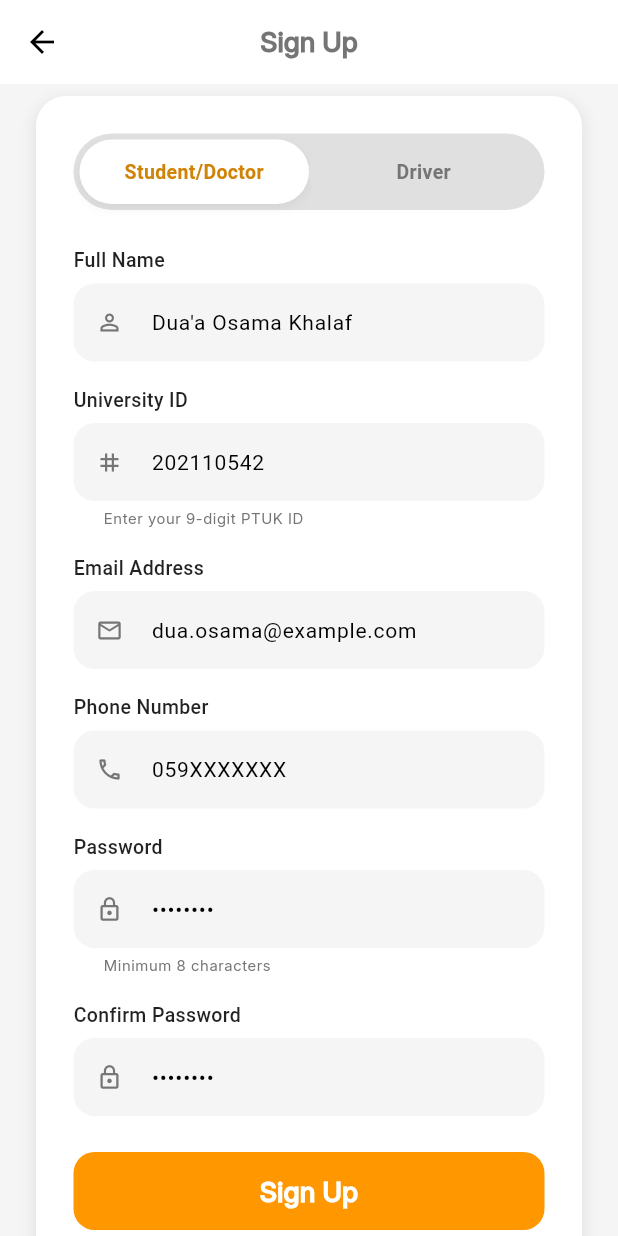
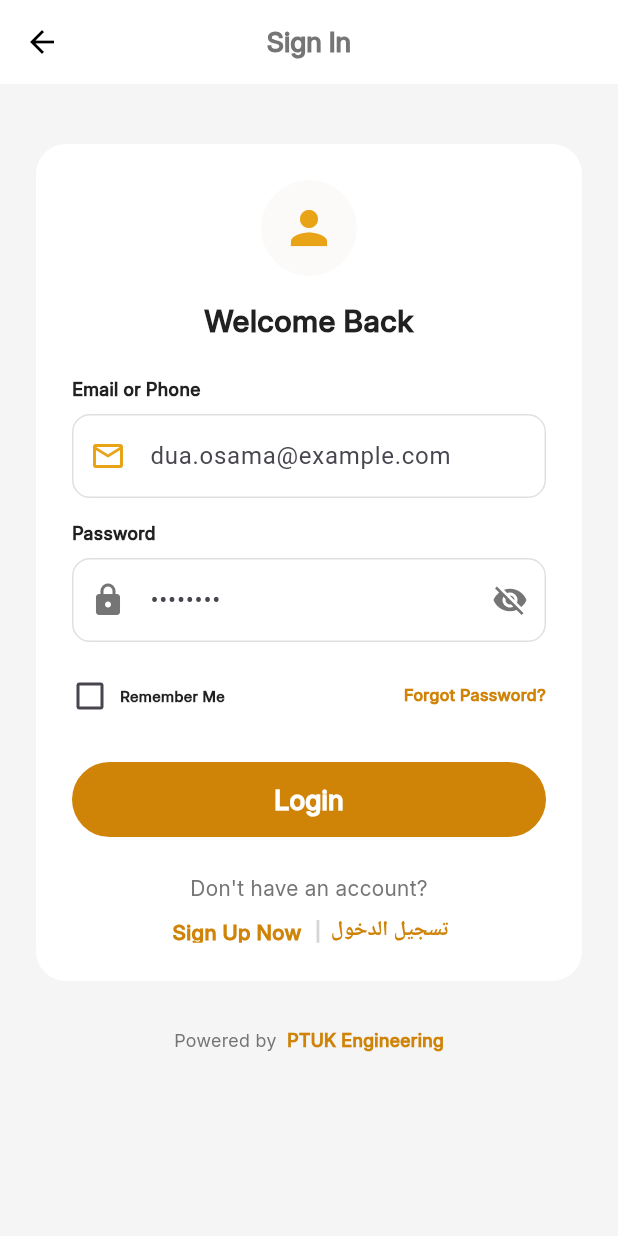
Before and after one commit to RANA-GH/uniride_flutter_2026, a Flutter app: the SignUpScreen screen opened by its route, after a tap on "Sign Up", on a phone screen of 412 x 824 dp. Run offline on Flutter 3.47's test engine with Material 3 defaults, Android fonts, the phone set to English and light mode, and no system bars; our stand-ins replace dotted_border, flutter_svg.

Commit message:
log in screen

```diff
--- /dev/null
+++ b/lib/features/signin_pages/signin_screen.dart
@@ -0,0 +1,354 @@
+// ignore_for_file: deprecated_member_use
+
+import 'package:flutter/material.dart';
+
+class SigninScreen extends StatefulWidget {
+  const SigninScreen({super.key});
+
+  @override
+  State<SigninScreen> createState() => _SigninScreenState();
+}
+
+class _SigninScreenState extends State<SigninScreen> {
+  bool _obscurePassword = true;
+  bool _rememberMe = false;
+  final _emailController = TextEditingController();
+  final _passwordController = TextEditingController();
+
+  @override
+  Widget build(BuildContext context) {
+    return Scaffold(
+      backgroundColor: const Color(0xFFF5F5F5),
+      appBar: AppBar(
+        backgroundColor: Colors.white,
+        elevation: 0,
+        leading: IconButton(
+          icon: const Icon(Icons.arrow_back, color: Colors.black),
+          onPressed: () {
+            Navigator.pop(context);
+          },
+        ),
+        title: const Text(
+          'Sign In',
+          style: TextStyle(
+            color: Color(0xFF757575),
+            fontSize: 18,
+            fontFamily: 'Inter',
+            fontWeight: FontWeight.w700,
+            height: 1.25,
+          ),
+        ),
+        centerTitle: true,
+      ),
+      body: SingleChildScrollView(
+        padding: const EdgeInsets.symmetric(horizontal: 24),
+        child: Column(
+          children: [
+            const SizedBox(height: 40),
+            // Card container
+            Container(
+              padding: const EdgeInsets.all(24),
+              decoration: BoxDecoration(
+                color: const Color(0xFFFFFFFF),
+                borderRadius: BorderRadius.circular(20),
+              ),
+              child: Column(
+                children: [
+                  // Avatar
+                  Container(
+                    width: 64,
+                    height: 64,
+                    decoration: BoxDecoration(
+                      color: const Color(0xFFEEE7DC).withOpacity(0.2),
+                      shape: BoxShape.circle,
+                    ),
+                    child: const Icon(
+                      Icons.person,
+                      size: 36,
+                      color: Color(0xFFE8A317),
+                    ),
+                  ),
+                  const SizedBox(height: 16),
+                  const Text(
+                    'Welcome Back',
+                    textAlign: TextAlign.center,
+                    style: TextStyle(
+                      color: const Color(0xFF212121),
+                      fontSize: 20,
+                      fontFamily: 'Inter',
+                      fontWeight: FontWeight.w700,
+                      height: 1.40,
+                    ),
+                  ),
+                  const SizedBox(height: 24),
+
+                  // Email field
+                  _buildLabel('Email or Phone'),
+                  const SizedBox(height: 8),
+                  TextField(
+                    controller: _emailController,
+                    decoration: InputDecoration(
+                      hintText: 'dua.osama@example.com',
+                      prefixIcon: const Icon(
+                        Icons.email_outlined,
+                        color: Color(0xFFE8A317),
+                      ),
+                      filled: true,
+                      fillColor: Colors.white,
+                      border: OutlineInputBorder(
+                        borderRadius: BorderRadius.circular(12),
+                        borderSide: BorderSide(color: Colors.grey.shade300),
+                      ),
+                      enabledBorder: OutlineInputBorder(
+                        borderRadius: BorderRadius.circular(12),
+                        borderSide: BorderSide(color: Colors.grey.shade300),
+                      ),
+                    ),
+                  ),
+                  const SizedBox(height: 16),
+
+                  // Password field
+                  _buildLabel('Password'),
+                  const SizedBox(height: 8),
+                  TextField(
+                    controller: _passwordController,
+                    obscureText: _obscurePassword,
+                    decoration: InputDecoration(
+                      hintText: '••••••••',
+                      prefixIcon: const Icon(
+                        Icons.lock_rounded,
+                        color: Color(0xFF757575),
+                      ),
+                      suffixIcon: IconButton(
+                        icon: Icon(
+                          _obscurePassword
+                              ? Icons.visibility_off
+                              : Icons.visibility,
+                          color: const Color(0xFF757575),
+                        ),
+                        onPressed: () => setState(
+                          () => _obscurePassword = !_obscurePassword,
+                        ),
+                      ),
+                      filled: true,
+                      fillColor: Colors.white,
+                      border: OutlineInputBorder(
+                        borderRadius: BorderRadius.circular(12),
+                        borderSide: BorderSide(color: Colors.grey.shade300),
+                      ),
+                      enabledBorder: OutlineInputBorder(
+                        borderRadius: BorderRadius.circular(12),
+                        borderSide: BorderSide(color: Colors.grey.shade300),
+                      ),
+                    ),
+                  ),
+                  const SizedBox(height: 24),
+
+                  Row(
+                    mainAxisAlignment: MainAxisAlignment.spaceBetween,
+                    children: [
+                      Row(
+                        children: [
+                          SizedBox(
+                            width: 24,
+                            height: 24,
+                            child: Checkbox(
+                              value: _rememberMe,
+                              activeColor: const Color(0xFFCF8307),
+                              onChanged: (v) =>
+                                  setState(() => _rememberMe = v ?? false),
+                            ),
+                          ),
+                          const SizedBox(width: 8),
+                          const Text(
+                            'Remember Me',
+                            style: TextStyle(
+                              color: const Color(0xFF212121),
+                              fontSize: 10,
+                              fontFamily: 'Inter',
+                              fontWeight: FontWeight.w700,
+                              height: 1.20,
+                            ),
+                          ),
+                        ],
+                      ),
+                      GestureDetector(
+                        onTap: () {
+                          /* Navigate to forgot password */
+                        },
+                        child: Text(
+                          'Forgot Password?',
+                          textAlign: TextAlign.center,
+                          style: TextStyle(
+                            color: const Color(0xFFCF8307),
+                            fontSize: 11,
+                            fontFamily: 'Inter',
+                            fontWeight: FontWeight.w700,
+                            height: 1.50,
+                          ),
+                        ),
+                      ),
+                    ],
+                  ),
+                  const SizedBox(height: 32),
+
+                  // Login button
+                  SizedBox(
+                    width: double.infinity,
+                    height: 50,
+                    child: ElevatedButton(
+                      onPressed: () {
+                        /* Handle login */
+                      },
+                      style: ElevatedButton.styleFrom(
+                        backgroundColor: const Color(0xFFCF8307),
+                        foregroundColor: Colors.white,
+                        shape: RoundedRectangleBorder(
+                          borderRadius: BorderRadius.circular(25),
+                        ),
+                        elevation: 0,
+                      ),
+                      child: Text(
+                        'Login',
+                        textAlign: TextAlign.center,
+                        style: TextStyle(
+                          color: Colors.white,
+                          fontSize: 18,
+                          fontFamily: 'Inter',
+                          fontWeight: FontWeight.w700,
+                          height: 1.56,
+                        ),
+                      ),
+                    ),
+                  ),
+                  const SizedBox(height: 24),
+
+                  // Sign up link
+                  Column(
+                    children: [
+                      Text(
+                        "Don't have an account?",
+                        style: TextStyle(
+                          color: const Color(0xFF757575),
+                          fontSize: 14,
+                          fontFamily: 'Inter',
+                          fontWeight: FontWeight.w400,
+                          height: 1.43,
+                        ),
+                      ),
+                      SizedBox(height: 8),
+                      Row(
+                        mainAxisAlignment: MainAxisAlignment.center,
+                        children: [
+                          GestureDetector(
+                            onTap: () {
+                              /* Navigate to sign up */
+                            },
+                            child: SizedBox(
+                              width: 91,
+                              height: 17,
+                              child: Text(
+                                'Sign Up Now',
+                                textAlign: TextAlign.center,
+                                style: TextStyle(
+                                  color: const Color(0xFFCF8307),
+                                  fontSize: 14,
+                                  fontFamily: 'Inter',
+                                  fontWeight: FontWeight.w700,
+                                  height: 1.43,
+                                ),
+                              ),
+                            ),
+                          ),
+                          SizedBox(width: 4),
+                          SizedBox(
+                            width: 9,
+                            height: 17,
+                            child: Text(
+                              '|',
+                              textAlign: TextAlign.center,
+                              style: TextStyle(
+                                color: const Color(0x4C757474),
+                                fontSize: 14,
+                                fontFamily: 'Inter',
+                                fontWeight: FontWeight.w700,
+                                height: 1.43,
+                              ),
+                            ),
+                          ),
+                          SizedBox(width: 4),
+                          GestureDetector(
+                            onTap: () {
+                              /* Navigate to Arabic sign up */
+                            },
+                            child: const Text(
+                              'تسجيل الدخول',
+                              textAlign: TextAlign.center,
+                              style: TextStyle(
+                                color: const Color(0xFFCF8307),
+                                fontSize: 14,
+                                fontFamily: 'Inter',
+                                fontWeight: FontWeight.w700,
+                                height: 1.43,
+                              ),
+                            ),
+                          ),
+                        ],
+                      ),
+                    ],
+                  ),
+                ],
+              ),
+            ),
+            const SizedBox(height: 32),
+
+            // Footer
+            Row(
+              mainAxisAlignment: MainAxisAlignment.center,
+              children: const [
+                Text(
+                  'Powered by',
+                  style: TextStyle(
+                    color: const Color(0xFF757575),
+                    fontSize: 12,
+                    fontFamily: 'Inter',
+                    fontWeight: FontWeight.w400,
+                    height: 1.33,
+                  ),
+                ),
+                SizedBox(width: 7.08),
+                Text(
+                  'PTUK Engineering',
+                  style: TextStyle(
+                    color: const Color(0xFFCF8307),
+                    fontSize: 12,
+                    fontFamily: 'Inter',
+                    fontWeight: FontWeight.w700,
+                    height: 1.33,
+                  ),
+                ),
+              ],
+            ),
+            const SizedBox(height: 20),
+          ],
+        ),
+      ),
+    );
+  }
+
+  Widget _buildLabel(String text) {
+    return Align(
+      alignment: Alignment.centerLeft,
+      child: Text(
+        text,
+        style: TextStyle(
+          color: const Color(0xFF212121),
+          fontSize: 12,
+          fontFamily: 'Inter',
+          fontWeight: FontWeight.w700,
+          height: 1.33,
+        ),
+      ),
+    );
+  }
+}
--- a/lib/features/signup_pages/presentation/widget/build_drive.dart
+++ b/lib/features/signup_pages/presentation/widget/build_drive.dart
@@ -3,8 +3,15 @@ import 'package:flutter/material.dart';
 import 'package:uniride/features/signup_pages/presentation/widget/input_field.dart';
 import 'package:uniride/features/signup_pages/presentation/widget/section_title.dart';
 
-class DriveForm extends StatelessWidget {
+class DriveForm extends StatefulWidget {
   const DriveForm({super.key});
+
+  @override
+  State<DriveForm> createState() => _DriveFormState();
+}
+
+class _DriveFormState extends State<DriveForm> {
+  bool _obscurePassword = true;
 
   @override
   Widget build(BuildContext context) {
@@ -35,13 +42,23 @@ class DriveForm extends StatelessWidget {
           hint: '059XXXXXXX',
         ),
         const SizedBox(height: 16),
-        const InputField(
-          icon: Icons.lock_outline,
-          label: 'Password',
-          hint: '••••••••',
-          helperText: 'Minimum 8 characters',
-          obscure: true,
-        ),
+       InputField(
+  icon: Icons.lock_outline,
+  label: 'Password',
+  hint: '••••••••',
+  helperText: 'Minimum 8 characters',
+  obscure: _obscurePassword,
+  suffixIcon: IconButton(
+    icon: Icon(
+      _obscurePassword ? Icons.visibility_off : Icons.visibility,
+    ),
+    onPressed: () {
+      setState(() {
+        _obscurePassword = !_obscurePassword;
+      });
+    },
+  ),
+),
         const SizedBox(height: 16),
         const InputField(
           icon: Icons.lock_outline,
--- a/lib/features/signup_pages/presentation/widget/buildstudent.dart
+++ b/lib/features/signup_pages/presentation/widget/buildstudent.dart
@@ -1,8 +1,15 @@
 import 'package:flutter/material.dart';
 import 'package:uniride/features/signup_pages/presentation/widget/input_field.dart';
 
-class StudentForm extends StatelessWidget {
+class StudentForm extends StatefulWidget {
   const StudentForm({super.key});
+
+  @override
+  State<StudentForm> createState() => _StudentFormState();
+}
+
+class _StudentFormState extends State<StudentForm> {
+  bool _obscurePassword = true;
 
   @override
   Widget build(BuildContext context) {
@@ -41,8 +48,19 @@ class StudentForm extends StatelessWidget {
           icon: Icons.lock_outline,
           label: 'Password',
           hint: '••••••••',
+          suffixIcon: IconButton(
+            icon: Icon(
+              _obscurePassword ? Icons.visibility_off : Icons.visibility,
+              color: const Color(0xFF757575),
+            ),
+            onPressed: () {
+              setState(() {
+                _obscurePassword = !_obscurePassword;
+              });
+            },
+          ),
           helperText: 'Minimum 8 characters',
-          obscure: true,
+          obscure: _obscurePassword,
         ),
         SizedBox(height: 16),
         InputField(
--- a/lib/features/signup_pages/presentation/widget/input_field.dart
+++ b/lib/features/signup_pages/presentation/widget/input_field.dart
@@ -1,9 +1,11 @@
 import 'package:flutter/material.dart';
-class InputField extends StatelessWidget {
+
+class InputField extends StatefulWidget {
   final IconData icon;
   final String label;
   final String hint;
   final bool obscure;
+  final Widget? suffixIcon;
 
   final String? helperText;
   const InputField({
@@ -12,14 +14,22 @@ class InputField extends StatelessWidget {
     required this.hint,
     this.obscure = false,
     this.helperText,
+    this.suffixIcon,
   });
+
+  @override
+  State<InputField> createState() => _InputFieldState();
+}
+
+class _InputFieldState extends State<InputField> {
   @override
   Widget build(BuildContext context) {
+     bool _obscurePassword = true;
     return Column(
       crossAxisAlignment: CrossAxisAlignment.start,
       children: [
         Text(
-          label,
+          widget.label,
           style: const TextStyle(
             fontSize: 13,
             fontWeight: FontWeight.w500,
@@ -28,13 +38,29 @@ class InputField extends StatelessWidget {
         ),
         const SizedBox(height: 6),
         TextField(
-          obscureText: obscure,
+          obscureText: widget.obscure,
 
           decoration: InputDecoration(
             isDense: true,
-            prefixIcon: Icon(icon, size: 18, color: const Color(0xFF757575)),
-            hintText: hint,
-            helperText: helperText,
+            suffixIcon:
+                       IconButton(
+                        icon: Icon(
+                          _obscurePassword
+                              ? Icons.visibility_off
+                              : Icons.visibility,
+                          color: const Color(0xFF757575),
+                        ),
+                        onPressed: () => setState(
+                          () => _obscurePassword = !_obscurePassword,
+                        ),
+                      ),
+            suffixIconConstraints: const BoxConstraints(
+              minHeight: 40,
+              minWidth: 40,
+            ),
+            prefixIcon: Icon(widget.icon, size: 18, color: const Color(0xFF757575)),
+            hintText: widget.hint,
+            helperText: widget.helperText,
             helperMaxLines: 2,
             helperStyle: const TextStyle(
               color: const Color(0xFF757575),
--- a/lib/features/signup_pages/screens/signup_screen.dart
+++ b/lib/features/signup_pages/screens/signup_screen.dart
@@ -1,6 +1,7 @@
 // ignore_for_file: use_key_in_widget_constructors, deprecated_member_use
 
 import 'package:flutter/material.dart';
+import 'package:uniride/features/signin_pages/signin_screen.dart';
 import 'package:uniride/features/signup_pages/presentation/widget/build_drive.dart';
 import 'package:uniride/features/signup_pages/presentation/widget/buildstudent.dart';
 import 'package:uniride/features/signup_pages/presentation/widget/build_tab.dart';
@@ -10,29 +11,11 @@ class SignUpScreen extends StatefulWidget {
   State<SignUpScreen> createState() => _SignUpScreenState();
 }
 
-class _SignUpScreenState extends State<SignUpScreen>
-    with SingleTickerProviderStateMixin {
-  late TabController _tabController;
+class _SignUpScreenState extends State<SignUpScreen> {
   bool isDriver = false;
 
   @override
-  void initState() {
-    _tabController = TabController(length: 2, vsync: this);
-    super.initState();
-  }
-
-  @override
-  void dispose() {
-    _tabController.dispose();
-    super.dispose();
-  }
-
-  @override
   Widget build(BuildContext context) {
-    return buildTextField('');
-  }
-
-  Widget buildTextField(String hint, {bool isPassword = false}) {
     return Scaffold(
       backgroundColor: const Color(0xFFF5F5F5),
       appBar: AppBar(
@@ -47,7 +30,7 @@ class _SignUpScreenState extends State<SignUpScreen>
         title: const Text(
           'Sign Up',
           style: TextStyle(
-            color: const Color(0xFF757575),
+            color: Color(0xFF757575),
             fontSize: 18,
             fontFamily: 'Inter',
             fontWeight: FontWeight.w700,
@@ -76,7 +59,7 @@ class _SignUpScreenState extends State<SignUpScreen>
               ),
               child: Column(
                 children: [
-                  // التابات
+                  // Tabs
                   Container(
                     padding: const EdgeInsets.all(4),
                     decoration: BoxDecoration(
@@ -97,7 +80,8 @@ class _SignUpScreenState extends State<SignUpScreen>
 
                   const SizedBox(height: 24),
 
-                  if (!isDriver) buildStudentForm() else _buildDriverForm(),
+                  // 🔥 هنا أهم تعديل — بدون const
+                  if (!isDriver) StudentForm() else DriveForm(),
 
                   const SizedBox(height: 24),
 
@@ -105,7 +89,14 @@ class _SignUpScreenState extends State<SignUpScreen>
                     width: double.infinity,
                     height: 52,
                     child: ElevatedButton(
-                      onPressed: () {},
+                      onPressed: () {
+                        Navigator.push(
+                          context,
+                          MaterialPageRoute(
+                            builder: (context) => SigninScreen(),
+                          ),
+                        );
+                      },
                       style: ElevatedButton.styleFrom(
                         backgroundColor: const Color(0xFFFF9800),
                         foregroundColor: Colors.white,
@@ -118,7 +109,6 @@ class _SignUpScreenState extends State<SignUpScreen>
                         'Sign Up',
                         textAlign: TextAlign.center,
                         style: TextStyle(
-                          color: Colors.white,
                           fontSize: 18,
                           fontFamily: 'Inter',
                           fontWeight: FontWeight.w700,
@@ -156,9 +146,8 @@ class _SignUpScreenState extends State<SignUpScreen>
                           const SizedBox(width: 4),
                           const Text(
                             '|',
-                            textAlign: TextAlign.center,
                             style: TextStyle(
-                              color: const Color(0x4C757474),
+                              color: Color(0x4C757474),
                               fontSize: 14,
                               fontFamily: 'Inter',
                               fontWeight: FontWeight.w700,
@@ -208,8 +197,4 @@ class _SignUpScreenState extends State<SignUpScreen>
       ),
     );
   }
-
-  Widget buildStudentForm() => const StudentForm();
-
-  Widget _buildDriverForm() => const DriveForm();
 }
```
Also changed, not shown: lib/features/login_pages/login_screen.dart (deleted).
